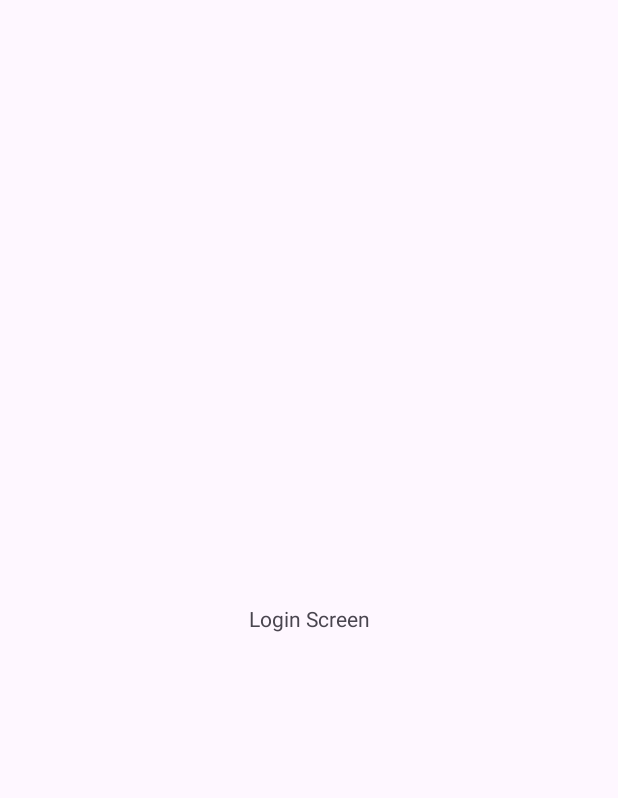
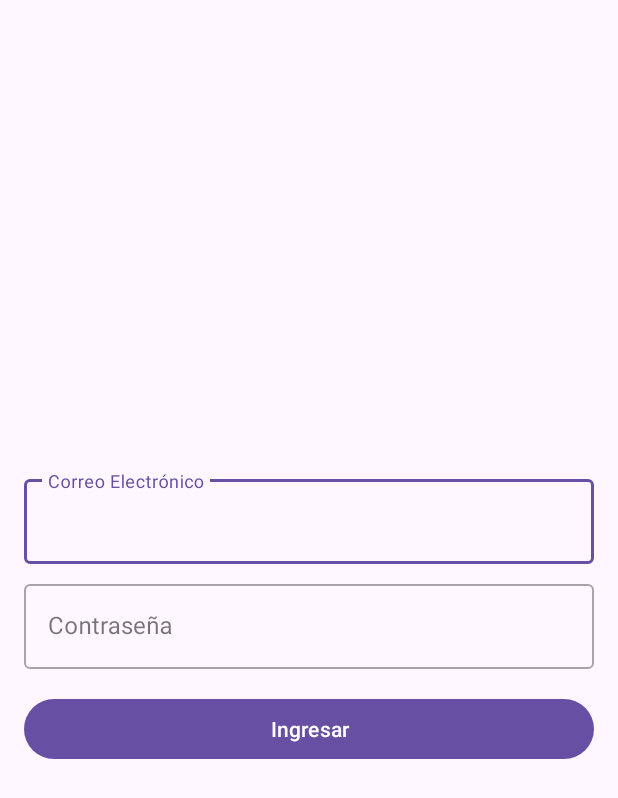
Before and after one commit to DarikPK/MovileCheck, an Android app: the screen it shows after launch (LoginActivity), on a phone screen of 412 x 824 dp. Before the commit the part shown is almost empty. Shown: the top 798 px of the screen. Run offline under Robolectric (Android 15) with nearby library versions, the phone set to English and light mode, and no system bars.

Commit message:
feat: Fix build errors and implement login screen
This commit resolves a series of build errors and implements a functional login screen.

- Adds all missing string, theme, and color resources.
- Creates missing Activity classes (`LoginActivity`, `RegisterActivity`) in Kotlin.
- Creates placeholder layouts for the new activities.
- Implements a functional login UI in `activity_login.xml` with Material Design components.
- Adds ViewBinding logic to `LoginActivity.kt` to handle button clicks and display a Toast.
- Adds a standard `.gitignore` file to exclude build artifacts.

```diff
--- a/app/src/main/java/com/example/consultadni/LoginActivity.kt
+++ b/app/src/main/java/com/example/consultadni/LoginActivity.kt
@@ -1,11 +1,29 @@
 package com.example.consultadni
 
 import android.os.Bundle
+import android.widget.Toast
 import androidx.appcompat.app.AppCompatActivity
+import com.example.consultadni.databinding.ActivityLoginBinding
 
 class LoginActivity : AppCompatActivity() {
+
+    private lateinit var binding: ActivityLoginBinding
+
     override fun onCreate(savedInstanceState: Bundle?) {
         super.onCreate(savedInstanceState)
-        setContentView(R.layout.activity_login)
+        binding = ActivityLoginBinding.inflate(layoutInflater)
+        setContentView(binding.root)
+
+        binding.loginButton.setOnClickListener {
+            val email = binding.emailInput.text.toString()
+            val password = binding.passwordInput.text.toString()
+
+            if (email.isNotEmpty() && password.isNotEmpty()) {
+                val message = "Email: $email\nPassword: $password"
+                Toast.makeText(this, message, Toast.LENGTH_LONG).show()
+            } else {
+                Toast.makeText(this, "Por favor, ingrese correo y contraseña", Toast.LENGTH_SHORT).show()
+            }
+        }
     }
 }
--- a/app/src/main/res/layout/activity_login.xml
+++ b/app/src/main/res/layout/activity_login.xml
@@ -4,16 +4,58 @@
     xmlns:tools="http://schemas.android.com/tools"
     android:layout_width="match_parent"
     android:layout_height="match_parent"
+    android:padding="16dp"
     tools:context=".LoginActivity">
 
-    <TextView
-        android:id="@+id/textView"
-        android:layout_width="wrap_content"
+    <com.google.android.material.textfield.TextInputLayout
+        android:id="@+id/email_layout"
+        style="@style/Widget.MaterialComponents.TextInputLayout.OutlinedBox"
+        android:layout_width="0dp"
         android:layout_height="wrap_content"
-        android:text="Login Screen"
+        android:hint="@string/login_email_hint"
+        app:layout_constraintBottom_toTopOf="@+id/password_layout"
+        app:layout_constraintEnd_toEndOf="parent"
+        app:layout_constraintStart_toStartOf="parent"
+        app:layout_constraintTop_toTopOf="parent"
+        app:layout_constraintVertical_chainStyle="packed">
+
+        <com.google.android.material.textfield.TextInputEditText
+            android:id="@+id/email_input"
+            android:layout_width="match_parent"
+            android:layout_height="wrap_content"
+            android:inputType="textEmailAddress" />
+
+    </com.google.android.material.textfield.TextInputLayout>
+
+    <com.google.android.material.textfield.TextInputLayout
+        android:id="@+id/password_layout"
+        style="@style/Widget.MaterialComponents.TextInputLayout.OutlinedBox"
+        android:layout_width="0dp"
+        android:layout_height="wrap_content"
+        android:layout_marginTop="8dp"
+        android:hint="@string/login_password_hint"
+        app:layout_constraintBottom_toTopOf="@+id/login_button"
+        app:layout_constraintEnd_toEndOf="parent"
+        app:layout_constraintStart_toStartOf="parent"
+        app:layout_constraintTop_toBottomOf="@+id/email_layout">
+
+        <com.google.android.material.textfield.TextInputEditText
+            android:id="@+id/password_input"
+            android:layout_width="match_parent"
+            android:layout_height="wrap_content"
+            android:inputType="textPassword" />
+
+    </com.google.android.material.textfield.TextInputLayout>
+
+    <com.google.android.material.button.MaterialButton
+        android:id="@+id/login_button"
+        android:layout_width="0dp"
+        android:layout_height="wrap_content"
+        android:layout_marginTop="16dp"
+        android:text="@string/login_button_text"
         app:layout_constraintBottom_toBottomOf="parent"
         app:layout_constraintEnd_toEndOf="parent"
         app:layout_constraintStart_toStartOf="parent"
-        app:layout_constraintTop_toTopOf="parent" />
+        app:layout_constraintTop_toBottomOf="@+id/password_layout" />
 
 </androidx.constraintlayout.widget.ConstraintLayout>
--- a/app/src/main/res/values/strings.xml
+++ b/app/src/main/res/values/strings.xml
@@ -7,4 +7,9 @@
     <string name="result_label_age">Edad:</string>
     <string name="result_label_address">Dirección:</string>
     <string name="result_label_phones">Teléfonos:</string>
+
+    <!-- Login Screen -->
+    <string name="login_email_hint">Correo Electrónico</string>
+    <string name="login_password_hint">Contraseña</string>
+    <string name="login_button_text">Ingresar</string>
 </resources>
```
